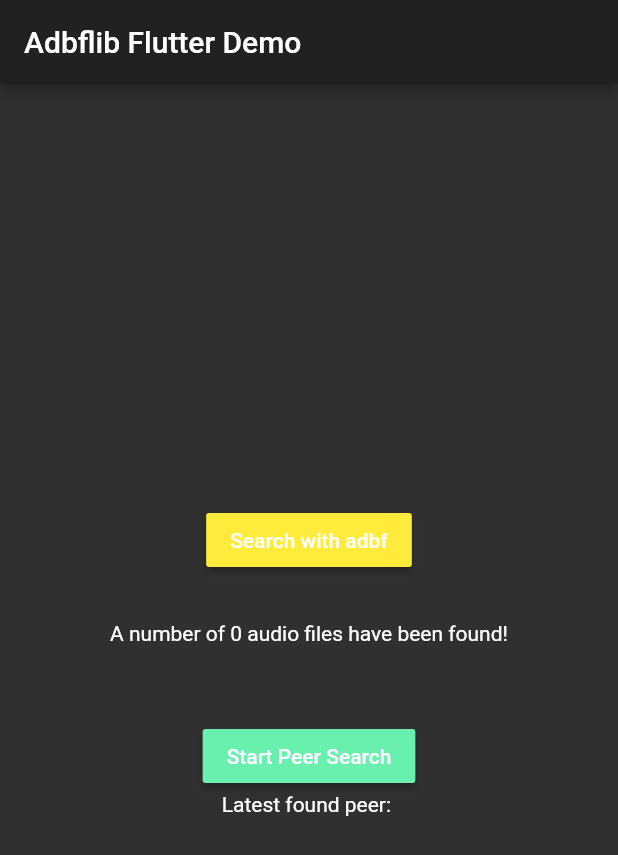
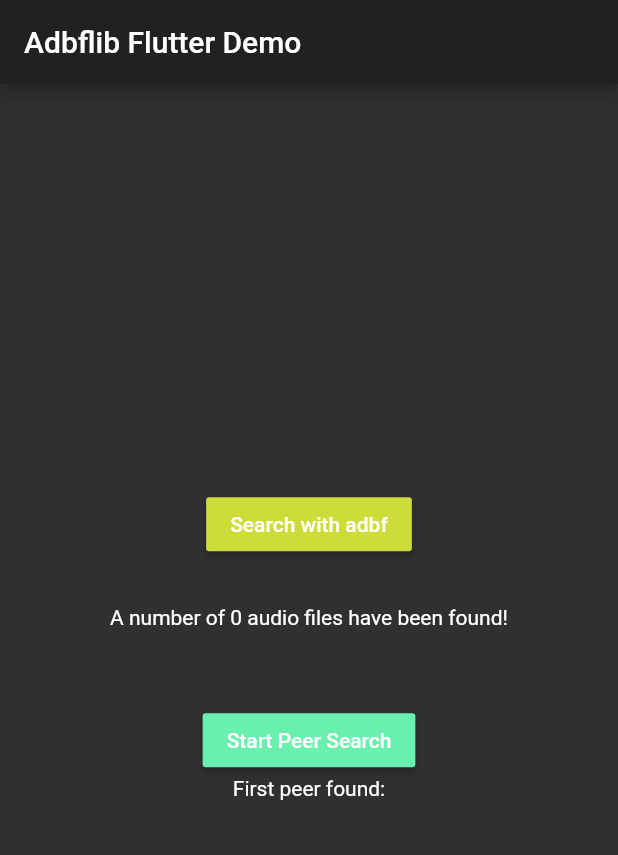
Before and after one commit to electricherd/audiobookfinder, a Flutter app: the screen it shows after launch, after a tap on "Start Peer Search", on a phone screen of 412 x 824 dp. Shown: the top 855 px of the screen. Run offline on Flutter 3.47's test engine with Material 2 defaults, Android fonts, the phone set to English and light mode, and no system bars; our stand-ins replace file_picker, flutter_spinkit, isolate; missing offline and left inert: dart:ffi; project files that could hold a hidden picture were left out.

Commit message:
[flutterust] fixed dirty first mdns search, not perfect yet but works

```diff
--- a/lib/main.dart
+++ b/lib/main.dart
@@ -64,7 +64,7 @@ class _MyHomePageState extends State<MyHomePage> {
           mainAxisAlignment: MainAxisAlignment.center,
           children: [
             RaisedButton(
-              color: _searching_path ? Colors.greenAccent : Colors.yellow,
+              color: _searching_path ? Colors.greenAccent : Colors.lime,
               child: Text(
                 'Search with adbf',
                 style: TextStyle(
@@ -88,7 +88,7 @@ class _MyHomePageState extends State<MyHomePage> {
             ),
             const SizedBox(height: 50),
             RaisedButton(
-              color: _searching_peers ? Colors.greenAccent : Colors.yellow,
+              color: _searching_peers ? Colors.greenAccent : Colors.lime,
               child: Text(
                 'Start Peer Search',
                 style: TextStyle(
@@ -102,7 +102,15 @@ class _MyHomePageState extends State<MyHomePage> {
               },
             ),
             Text(
-              'Latest found peer: $_peer_id',
+              'First peer found:',
+            ),
+            const SizedBox(height: 5),
+            Text(
+              '$_peer_id',
+              style: TextStyle(
+                fontFamily: "monospace",
+                color: Colors.white,
+              ),
             )
           ],
         ),
@@ -123,7 +131,11 @@ class _MyHomePageState extends State<MyHomePage> {
   void _findNewPeer() async {
     _searching_peers = true;
     setState(() {});
-    final peer_int = await adbflib.findNewPeer();
+    int peer_int = await adbflib.findNewPeer();
+    // it's int not uint
+    if (peer_int < 0) {
+      peer_int *= -1;
+    }
     _peer_id = peer_int.toRadixString(16);
     _searching_peers = false;
     setState(() {});
```
Also changed, not shown: 2 other files.
